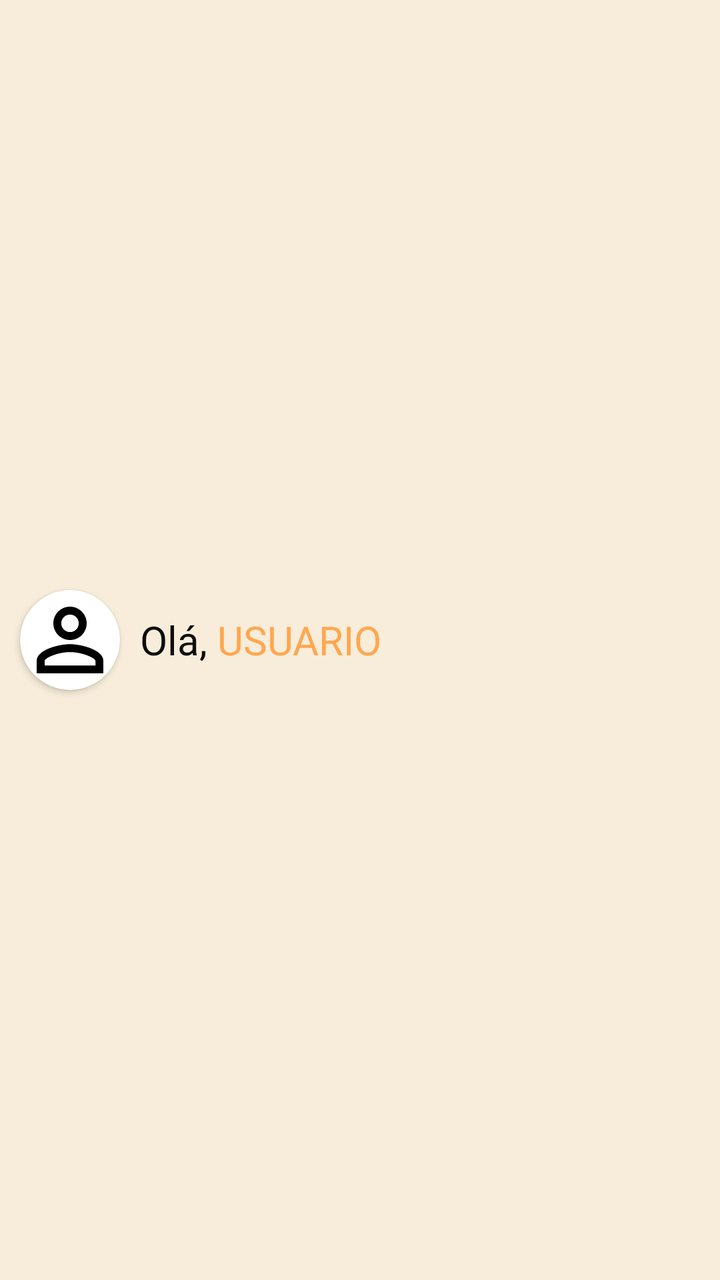
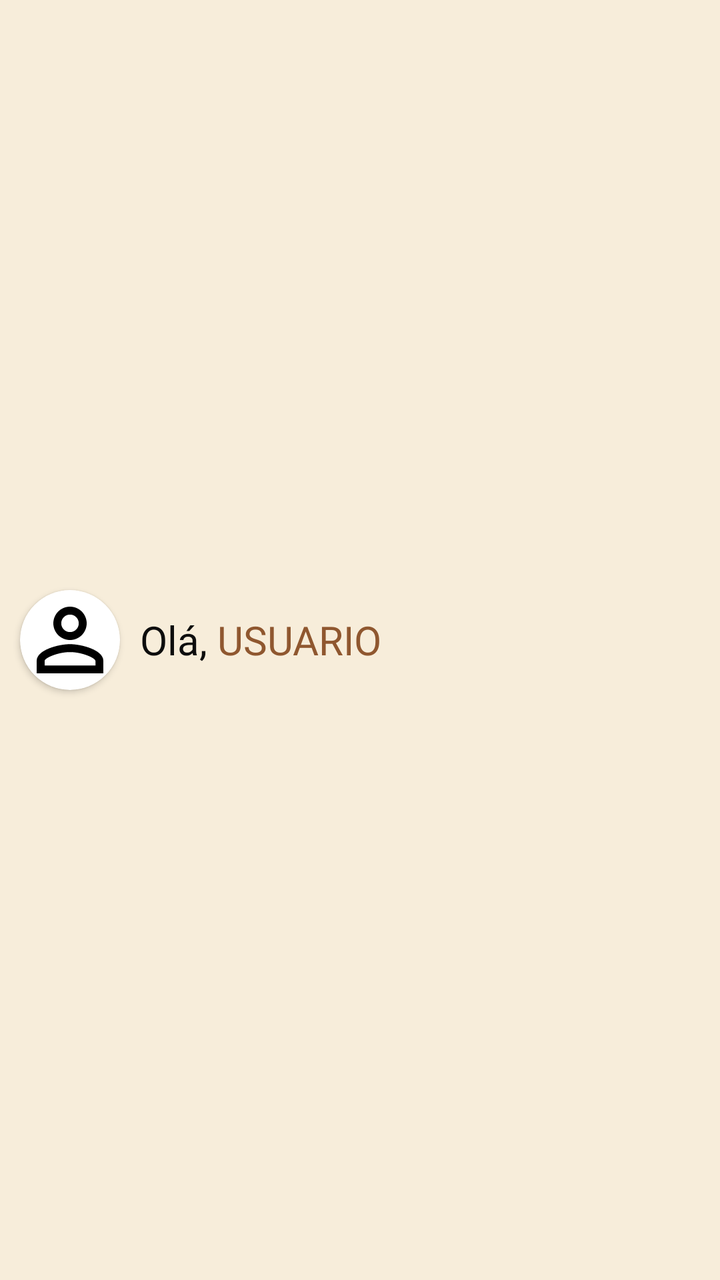

Screens rendered from an Android XML layout before and after an edit, with the pre-edit source and the edit as a unified diff.
<!-- AndroidManifest.xml: application theme Theme.VangustApp -->
<!-- res/layout/header_drawer.xml -->
<LinearLayout xmlns:android="http://schemas.android.com/apk/res/android"
    xmlns:app="http://schemas.android.com/apk/res-auto"
    android:layout_width="match_parent"
    android:layout_height="80dp"
    android:background="#F7EDDA"
    android:gravity="center_vertical"
    android:orientation="horizontal">

    <androidx.cardview.widget.CardView
        android:layout_width="50dp"
        android:layout_height="50dp"
        android:layout_marginStart="10dp"
        app:cardCornerRadius="100dp">

        <LinearLayout
            android:layout_width="match_parent"
            android:layout_height="match_parent">

            
            <ImageView
                android:id="@+id/imgHeaderPerfil"
                android:layout_width="match_parent"
                android:layout_height="match_parent"
                android:layout_gravity="center_horizontal|center_vertical"
                android:scaleType="centerCrop"
                android:src="@drawable/baseline_person_outline" />

        </LinearLayout>

    </androidx.cardview.widget.CardView>

    <TextView
        android:layout_width="wrap_content"
        android:layout_height="wrap_content"
        android:layout_marginLeft="10dp"
        android:fontFamily="@font/oswald_regular"
        android:text="Olá,"
        android:textColor="#0D0D0D"
        android:textSize="20sp" />

    <TextView
        android:id="@+id/tvNomeDrawer"
        android:layout_width="wrap_content"
        android:layout_height="wrap_content"
        android:fontFamily="@font/oswald_regular"
        android:layout_marginLeft="5dp"
        android:text="USUARIO"
        android:textColor="#FFA74F"
        android:textSize="20sp"/>

</LinearLayout>
<!-- resources referenced by this layout -->
<resources>
  <!-- drawable baseline_person_outline (drawable) -->
  <vector xmlns:android="http://schemas.android.com/apk/res/android" android:height="24dp" android:tint="#000000" android:viewportHeight="24" android:viewportWidth="24" android:width="24dp">
        
      <path android:fillColor="@android:color/white" android:pathData="M12,5.9c1.16,0 2.1,0.94 2.1,2.1s-0.94,2.1 -2.1,2.1S9.9,9.16 9.9,8s0.94,-2.1 2.1,-2.1m0,9c2.97,0 6.1,1.46 6.1,2.1v1.1L5.9,18.1L5.9,17c0,-0.64 3.13,-2.1 6.1,-2.1M12,4C9.79,4 8,5.79 8,8s1.79,4 4,4 4,-1.79 4,-4 -1.79,-4 -4,-4zM12,13c-2.67,0 -8,1.34 -8,4v3h16v-3c0,-2.66 -5.33,-4 -8,-4z"/>
      
  </vector>
  <style name="Theme.VangustApp" parent="Base.Theme.VangustApp" />
  <style name="Base.Theme.VangustApp" parent="Theme.Material3.DayNight.NoActionBar">
          
          
      </style>
</resources>

<!-- the commit's change to res/layout/header_drawer.xml (unified diff, before → after) -->
@@ -16,7 +16,6 @@
             android:layout_width="match_parent"
             android:layout_height="match_parent">
 
-            
             <ImageView
                 android:id="@+id/imgHeaderPerfil"
                 android:layout_width="match_parent"
@@ -45,7 +44,7 @@
         android:fontFamily="@font/oswald_regular"
         android:layout_marginLeft="5dp"
         android:text="USUARIO"
-        android:textColor="#FFA74F"
+        android:textColor="#8F572F"
         android:textSize="20sp"/>
 
 </LinearLayout>
